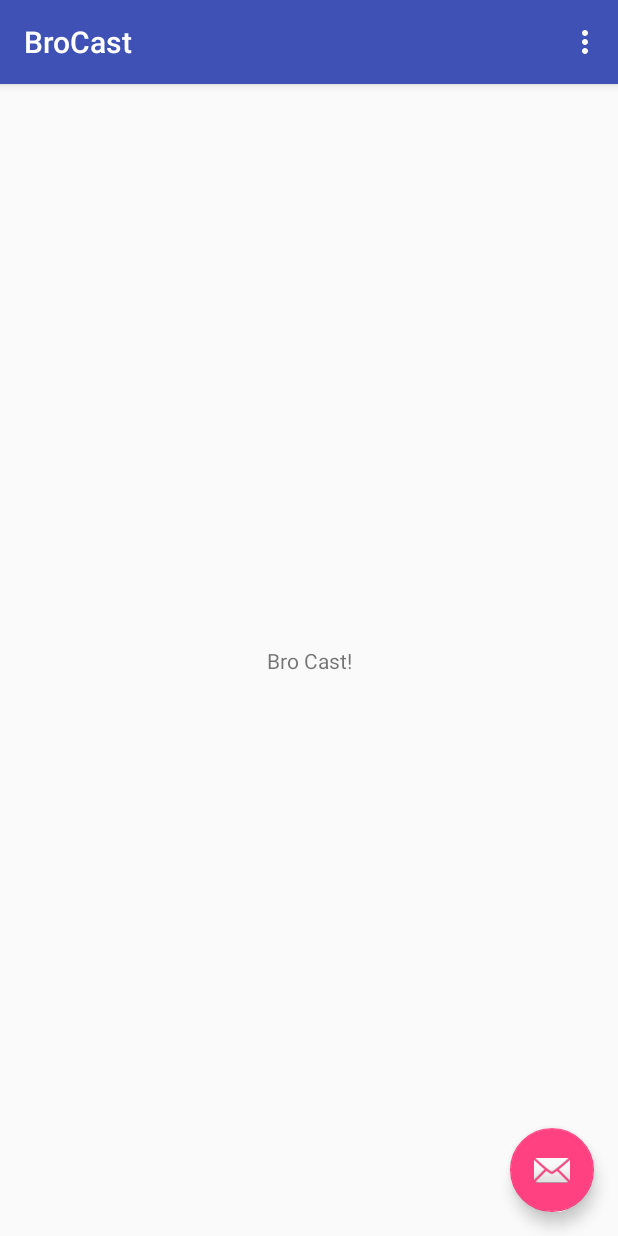
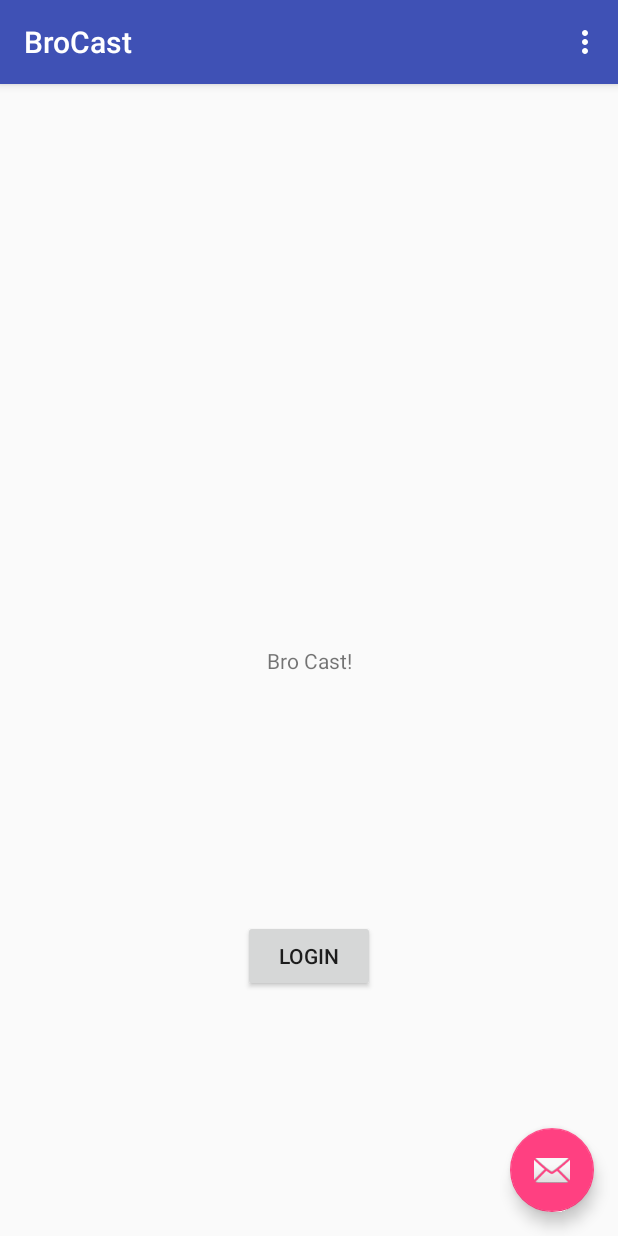
Before and after one commit to mverleg/brocast, an Android app: the screen it shows after launch (SignupActivity), on a phone screen of 412 x 824 dp. Run offline under Robolectric (Android 15) with nearby library versions, the phone set to English and light mode, and no system bars; our stand-ins replace Firebase (no records; nobody signed in at launch, a user with empty details on screens opened directly); libraries missing offline, so code that uses them is left out: nl.markv.brocast.

```diff
--- a/build.gradle
+++ b/build.gradle
@@ -12,6 +12,7 @@ buildscript {
 
         // NOTE: Do not place your application dependencies here; they belong
         // in the individual module build.gradle files
+        classpath 'com.google.gms:google-services:3.1.1'
     }
 }
 
--- a/signup/build.gradle
+++ b/signup/build.gradle
@@ -23,10 +23,13 @@ android {
 
 dependencies {
     implementation fileTree(dir: 'libs', include: ['*.jar'])
-    implementation"org.jetbrains.kotlin:kotlin-stdlib-jre7:$kotlin_version"
+    implementation "org.jetbrains.kotlin:kotlin-stdlib-jre7:$kotlin_version"
     implementation project(':base')
+    implementation 'com.google.firebase:firebase-auth:11.6.0'
     testImplementation 'junit:junit:4.12'
     androidTestImplementation 'com.android.support.test:runner:1.0.1'
     androidTestImplementation 'com.android.support.test.espresso:espresso-core:3.0.1'
 
 }
+
+apply plugin: 'com.google.gms.google-services'
--- a/signup/src/main/res/layout/activity_signup.xml
+++ b/signup/src/main/res/layout/activity_signup.xml
@@ -8,8 +8,8 @@
         tools:context=".SignupActivity">
 
     <android.support.design.widget.AppBarLayout
+        android:layout_width="match_parent"
         android:layout_height="wrap_content"
-            android:layout_width="match_parent"
         android:theme="@style/AppTheme.AppBarOverlay">
 
         <android.support.v7.widget.Toolbar
@@ -17,7 +17,7 @@
             android:layout_width="match_parent"
             android:layout_height="?attr/actionBarSize"
             android:background="?attr/colorPrimary"
-                app:popupTheme="@style/AppTheme.PopupOverlay"/>
+            app:popupTheme="@style/AppTheme.PopupOverlay" />
 
     </android.support.design.widget.AppBarLayout>
 
--- a/signup/src/main/res/layout/content_signup.xml
+++ b/signup/src/main/res/layout/content_signup.xml
@@ -10,12 +10,23 @@
         tools:context=".SignupActivity">
 
     <TextView
+        android:id="@+id/textView"
         android:layout_width="wrap_content"
         android:layout_height="wrap_content"
         android:text="Bro Cast!"
         app:layout_constraintBottom_toBottomOf="parent"
         app:layout_constraintLeft_toLeftOf="parent"
         app:layout_constraintRight_toRightOf="parent"
-            app:layout_constraintTop_toTopOf="parent"/>
+        app:layout_constraintTop_toTopOf="parent" />
+
+    <Button
+        android:id="@+id/btnLogin"
+        android:layout_width="wrap_content"
+        android:layout_height="wrap_content"
+        android:text="Login"
+        app:layout_constraintBottom_toBottomOf="parent"
+        app:layout_constraintEnd_toEndOf="parent"
+        app:layout_constraintStart_toStartOf="parent"
+        app:layout_constraintTop_toBottomOf="@+id/textView" />
 
 </android.support.constraint.ConstraintLayout>
```
Also changed, not shown: app/build.gradle (+7 -4 lines), signup/src/main/java/nl/markv/brocast/brocast/signup/LoggedInActivity.kt (added, +40 -0 lines), signup/src/main/java/nl/markv/brocast/brocast/signup/SignupActivity.kt (+36 -0 lines), signup/src/main/res/layout/activity_logged_in.xml (added, +11 -0 lines), 1 other file. Lines whose indentation alone changed are shown as unchanged.
